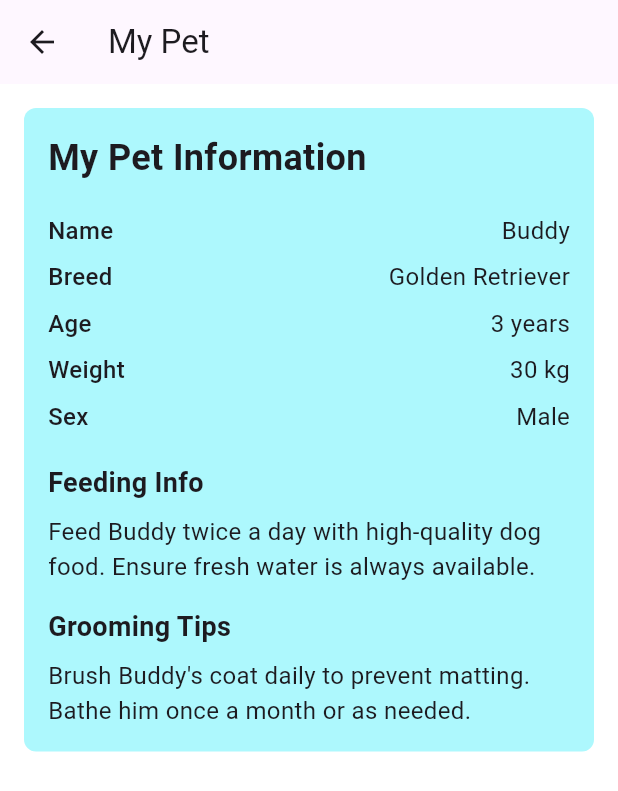
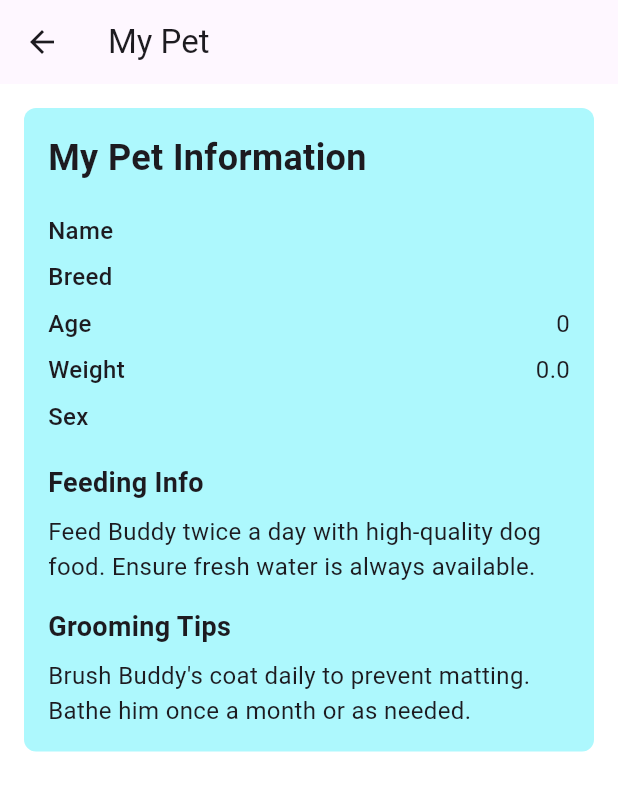
Before and after one commit to duwcston/FurEver, a Flutter app: the MyPet screen opened directly with empty values, on a phone screen of 412 x 824 dp. Shown: the top 791 px of the screen. Run offline on Flutter 3.47's test engine with Material 3 defaults, Android fonts, the phone set to English and light mode, and no system bars; our stand-ins replace camera, firebase_auth, firebase_core, flutter_dotenv, flutter_svg, fluttertoast and 5 more; missing offline and left inert: external_path, flutter_polyline_points, media_scanner; accounts and stored records are empty.

Commit message:
sua pet model

```diff
--- a/lib/pages/mypet/mypet.dart
+++ b/lib/pages/mypet/mypet.dart
@@ -1,20 +1,10 @@
 import 'package:flutter/material.dart';
+import 'package:furever/models/pet.dart';
 
 class MyPet extends StatefulWidget {
-  const MyPet({
-    Key? key,
-    required this.name,
-    required this.breed,
-    required this.sex,
-    required this.age,
-    required this.weight,
-  }) : super(key: key);
+  const MyPet({Key? key, required this.pet}) : super(key: key);
 
-  final String name;
-  final String breed;
-  final String sex;
-  final int age;
-  final double weight;
+  final Pet pet;
 
   @override
   State<MyPet> createState() => _MyPetState();
@@ -54,12 +44,13 @@ class _MyPetState extends State<MyPet> {
             "My Pet Information",
             style: TextStyle(fontSize: 24, fontWeight: FontWeight.bold),
           ),
+
           const SizedBox(height: 16),
-          _infoRow("Name", "Buddy"),
-          _infoRow("Breed", "Golden Retriever"),
-          _infoRow("Age", "3 years"),
-          _infoRow("Weight", "30 kg"),
-          _infoRow("Sex", "Male"),
+          _infoRow("Name", widget.pet.name),
+          _infoRow("Breed", widget.pet.breed),
+          _infoRow("Age", widget.pet.age.toString()),
+          _infoRow("Weight", widget.pet.weight.toString()),
+          _infoRow("Sex", widget.pet.sex),
           const SizedBox(height: 16),
           Text(
             "Feeding Info",
```
Also changed, not shown: lib/components/add_pet_form.dart (+11 -3 lines), lib/pages/home/home.dart (+8 -26 lines).
